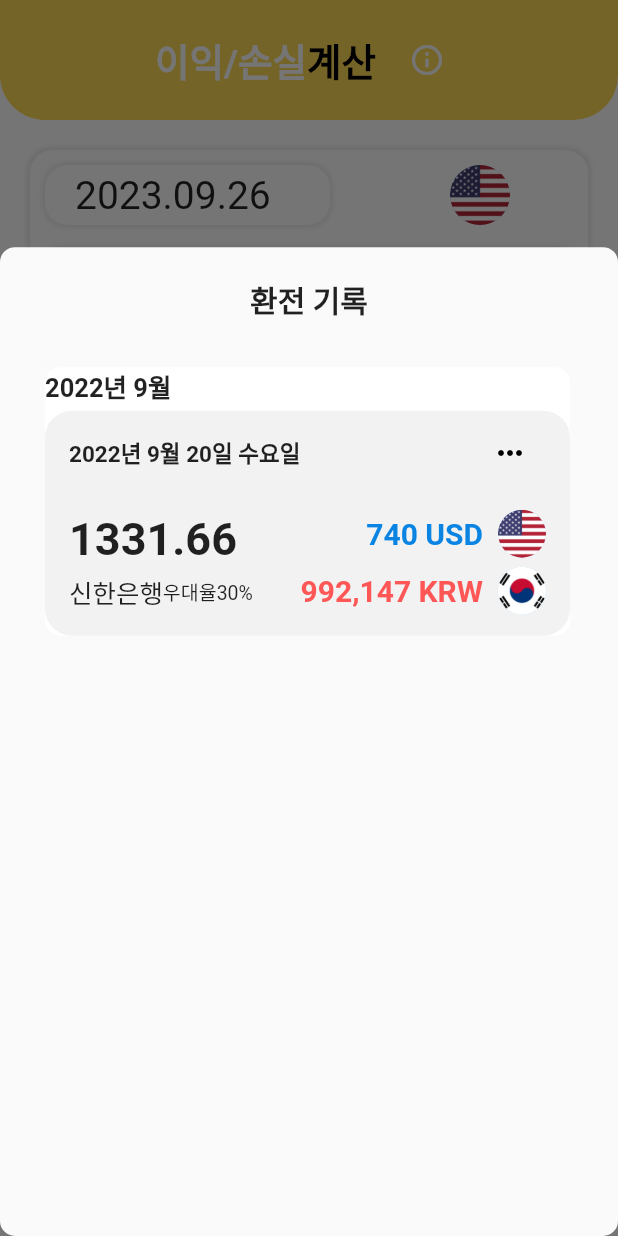
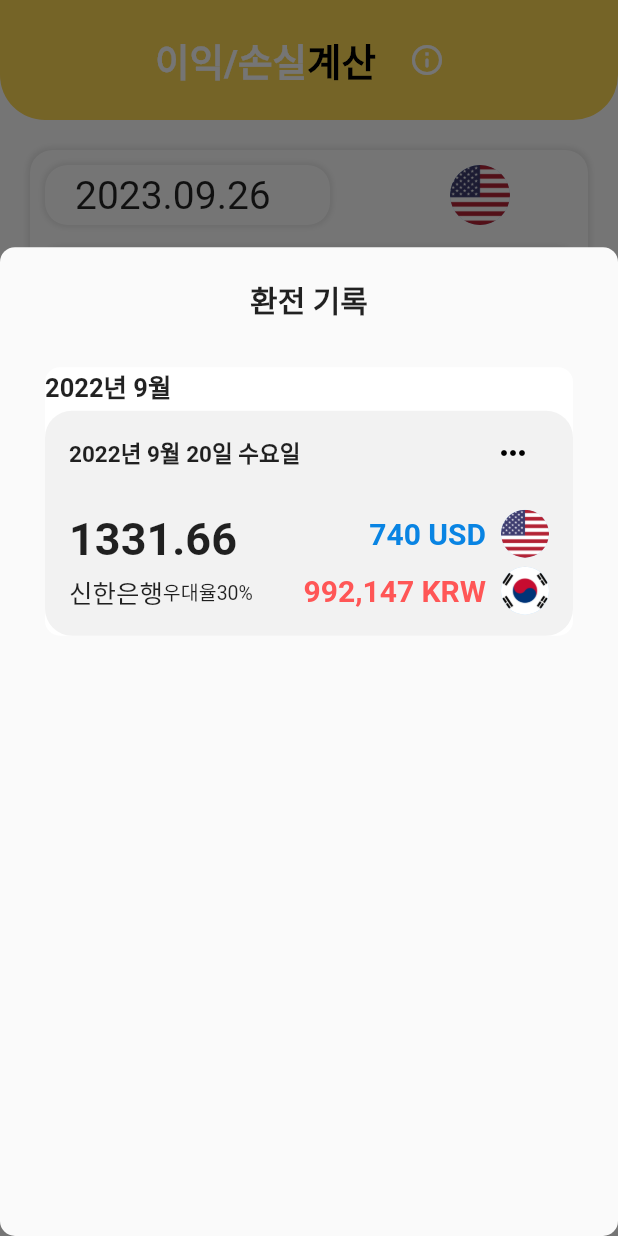
Before and after one commit to Donne-All-Around/DonneAllAround, a Flutter app: the CalculatePage screen opened directly, after a tap on "환전기록", on a phone screen of 412 x 824 dp. Run offline on Flutter 3.47's test engine with Material 2 defaults, Android fonts, the phone set to English and light mode, and no system bars; drawn by our look-alikes of flutter_chat_bubble; our stand-ins replace awesome_bottom_bar, chat_bubbles, fl_chart, geocoding, geolocator, google_maps_flutter and 2 more; missing offline and left inert: bottom_picker, kpostal.

Commit message:
0926 HA 오버플로우 해결

```diff
--- a/frontend/a705/lib/calculate_page.dart
+++ b/frontend/a705/lib/calculate_page.dart
@@ -247,7 +247,8 @@ class _CalculatePageState extends State<CalculatePage> {
                                                     // 환전기록
                                                     Row(
                                                       children: [
-                                                        Container(
+                                                        Expanded(
+                                                          child: Container(
                                                               margin: const EdgeInsets.all(20.0),
                                                               padding: const EdgeInsets.all(0.0),
                                                               decoration: BoxDecoration(
@@ -266,7 +267,7 @@ class _CalculatePageState extends State<CalculatePage> {
                                                                     ),
                                                                     const SizedBox(height: 4),
                                                                     Container(
-                                                                      width: 350,
+                                                                        width: double.infinity,
                                                                         height: 150,
                                                                         decoration: BoxDecoration(
                                                                           borderRadius: BorderRadius.circular(18.0),
@@ -412,6 +413,7 @@ class _CalculatePageState extends State<CalculatePage> {
                                                                     )
                                                                   ]
                                                               )
+                                                          ),
                                                         )
                                                       ],
                                                     ),
@@ -424,7 +426,7 @@ class _CalculatePageState extends State<CalculatePage> {
                                     style: ElevatedButton.styleFrom(
                                       elevation: 0,
                                       backgroundColor: Colors.green,
-                                    ), child: const Text('환전기록'),
+                                    ), child: const Text('환전기록', style: TextStyle(fontSize: 14),),
                                   ),
                                 ),
                               ],
```
Also changed, not shown: frontend/a705/lib/exchange_page.dart (+5 -3 lines), frontend/a705/pubspec.lock. Lines whose indentation alone changed are shown as unchanged.
